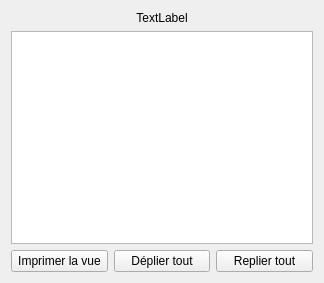
Old version of the form formdisplaytree.ui in the repository GiPiLab/ProtonClassicSuite.
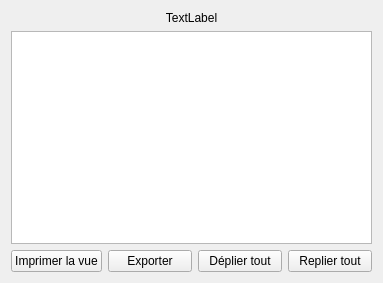
New version of the form.

Commit message: Graphviz export for tree

```diff
--- a/formdisplaytree.ui
+++ b/formdisplaytree.ui
@@ -6,7 +6,7 @@
    <rect>
     <x>0</x>
     <y>0</y>
-    <width>324</width>
+    <width>383</width>
     <height>283</height>
    </rect>
   </property>
@@ -14,7 +14,7 @@
    <string>Instantané d'arbre</string>
   </property>
   <layout class="QGridLayout" name="gridLayout">
-   <item row="1" column="0" colspan="3">
+   <item row="1" column="0" colspan="4">
     <widget class="QTreeView" name="treeView">
      <property name="editTriggers">
       <set>QAbstractItemView::NoEditTriggers</set>
@@ -37,21 +37,21 @@
      </property>
     </widget>
    </item>
-   <item row="2" column="1">
+   <item row="2" column="2">
     <widget class="QPushButton" name="expandButton">
      <property name="text">
       <string>Déplier tout</string>
      </property>
     </widget>
    </item>
-   <item row="2" column="2">
+   <item row="2" column="3">
     <widget class="QPushButton" name="collapseButton">
      <property name="text">
       <string>Replier tout</string>
      </property>
     </widget>
    </item>
-   <item row="0" column="0" colspan="3">
+   <item row="0" column="0" colspan="4">
     <widget class="QLabel" name="label">
      <property name="text">
       <string>TextLabel</string>
@@ -61,6 +61,13 @@
      </property>
     </widget>
    </item>
+   <item row="2" column="1">
+    <widget class="QPushButton" name="exportButton">
+     <property name="text">
+      <string>Exporter</string>
+     </property>
+    </widget>
+   </item>
   </layout>
  </widget>
  <resources/>
```
The commit also changes 6 other files.
